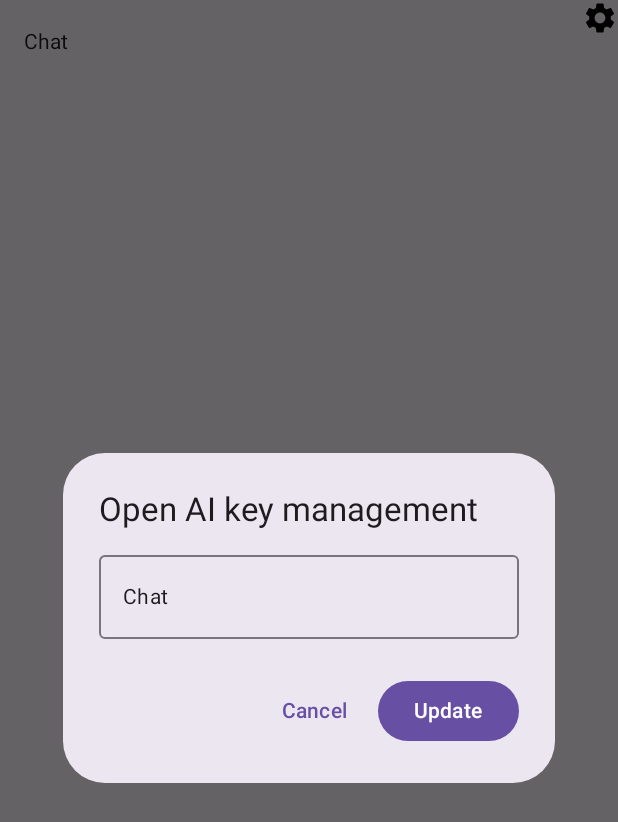
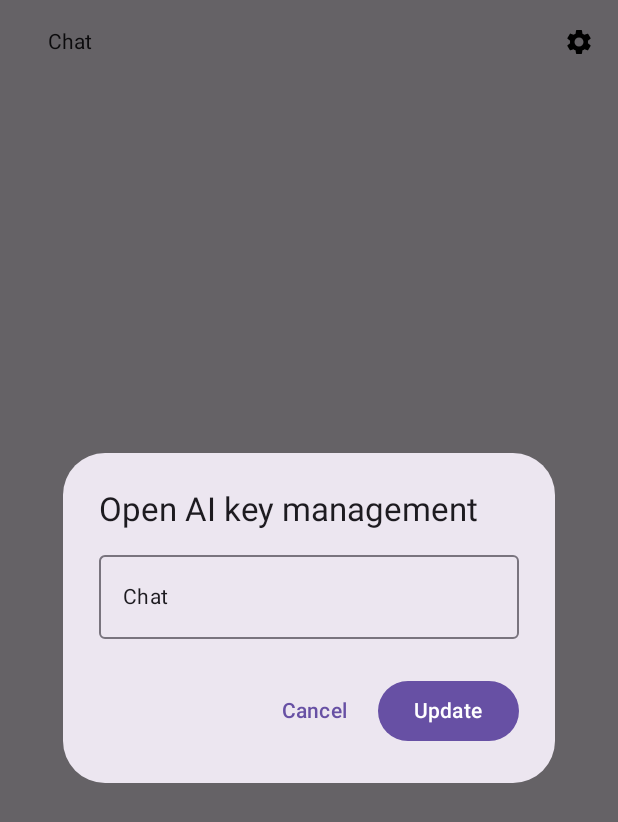
Before and after one commit to juliewww/Compose-Multiplatform-OpenAI-client, an Android app built with Jetpack Compose: the composable ChatBar shown on its own in the app's theme, after a tap on "Settings", on a phone screen of 412 x 824 dp. Shown: the top 822 px of the screen. Run offline under Robolectric (Android 15) with nearby library versions, the phone set to English and light mode, and no system bars.

Commit message:
Update ChatBar ui

```diff
--- a/composeApp/src/commonMain/kotlin/juliewww/compose/multiplatform/openai/client/component/ChatTopBar.kt
+++ b/composeApp/src/commonMain/kotlin/juliewww/compose/multiplatform/openai/client/component/ChatTopBar.kt
@@ -3,6 +3,7 @@ package juliewww.compose.multiplatform.openai.client.component
 import androidx.compose.foundation.clickable
 import androidx.compose.foundation.layout.Row
 import androidx.compose.foundation.layout.Spacer
+import androidx.compose.foundation.layout.padding
 import androidx.compose.foundation.layout.size
 import androidx.compose.material.Icon
 import androidx.compose.material.icons.Icons
@@ -14,6 +15,7 @@ import androidx.compose.runtime.getValue
 import androidx.compose.runtime.mutableStateOf
 import androidx.compose.runtime.saveable.rememberSaveable
 import androidx.compose.runtime.setValue
+import androidx.compose.ui.Alignment
 import androidx.compose.ui.Modifier
 import androidx.compose.ui.graphics.Color
 import androidx.compose.ui.unit.dp
@@ -28,7 +30,10 @@ fun ChatBar(
     var text by rememberSaveable { mutableStateOf(title) }
     var showSettingsDialog by rememberSaveable { mutableStateOf(false) }
 
-    Row(modifier = modifier) {
+    Row(
+        modifier = modifier.padding(horizontal = 16.dp),
+        verticalAlignment = Alignment.CenterVertically,
+    ) {
         TextField(
             value = text,
             onValueChange = { text = it },
@@ -40,19 +45,15 @@ fun ChatBar(
             )
         )
         Spacer(modifier = Modifier.weight(1f))
-        Icon(
-            imageVector = Icons.Default.Settings,
+        Icon(imageVector = Icons.Default.Settings,
             contentDescription = "Settings",
-            modifier = Modifier.size(24.dp).clickable {
+            modifier = Modifier.size(20.dp).clickable {
                 showSettingsDialog = true
-            }
-        )
+            })
     }
     if (showSettingsDialog) {
-        KeySettingDialog(
-            key = text,
+        KeySettingDialog(key = text,
             onDismiss = { showSettingsDialog = false },
-            updateKey = { updateKey(it) }
-        )
+            updateKey = { updateKey(it) })
     }
 }
```
